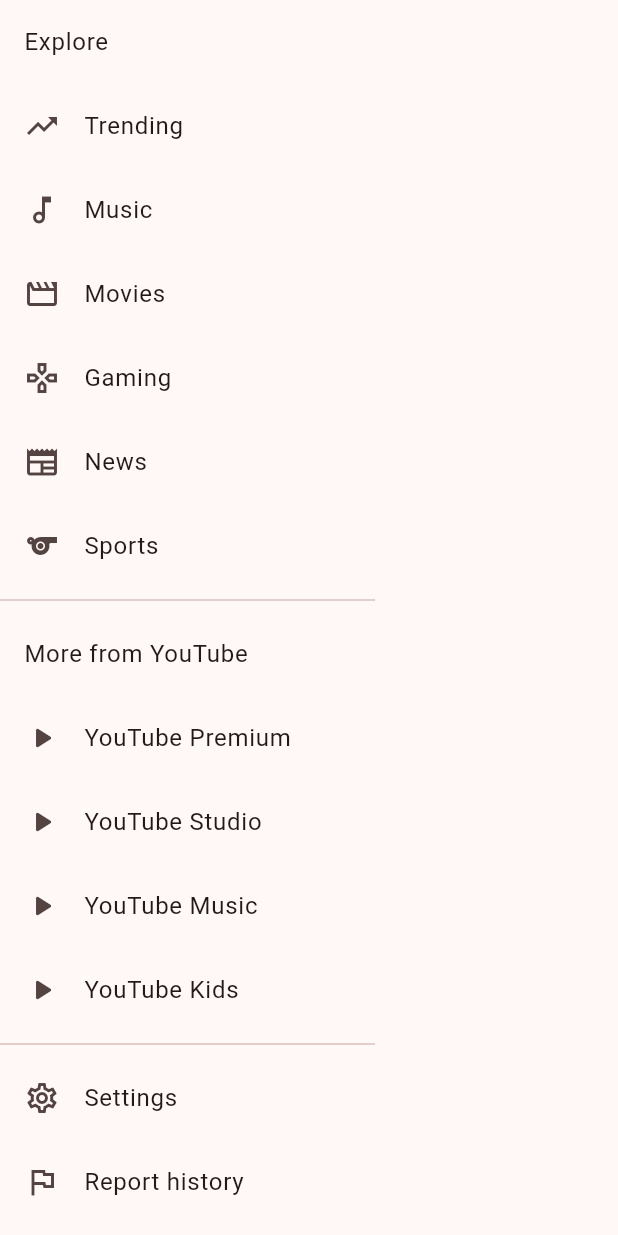
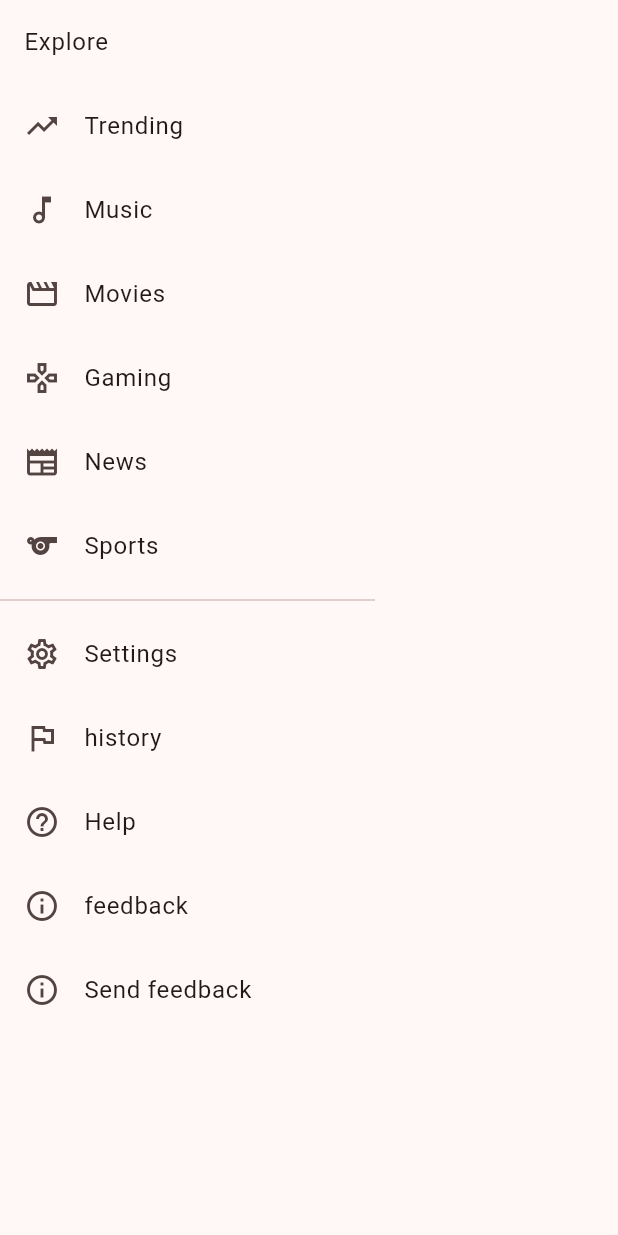
Before and after one commit to realino98/youtube_ui, a Flutter app: the Sidebar widget shown alone on an empty page, opened directly, on a phone screen of 412 x 824 dp. Run offline on Flutter 3.47's test engine with Material 2 defaults, Android fonts, the phone set to English and light mode, and no system bars; our stand-ins replace flutter_animate, youtube_player_iframe; missing offline and left inert: dart:html.

Commit message:
BR : Clean Code

```diff
--- a/lib/main.dart
+++ b/lib/main.dart
@@ -14,7 +14,7 @@ class MyApp extends StatelessWidget {
   @override
   Widget build(BuildContext context) {
     return MaterialApp(
-      title: 'Flutter Demo',
+      title: 'YouTube',
       theme: ThemeData(
         colorScheme: ColorScheme.fromSeed(
             seedColor: const Color.fromARGB(255, 139, 23, 15)),
--- a/lib/models/video_model.dart
+++ b/lib/models/video_model.dart
@@ -22,7 +22,8 @@ class Video {
   factory Video.fromMap(Map<String, dynamic> video) {
     return Video(
       id: video['id'],
-      profilePicture: video['snippet']['thumbnails']['default']['url'],
+      // profilePicture: video['snippet']['thumbnails']['default']['url'],
+      profilePicture: "",
       title: video['snippet']['title'] ?? 'title',
       thumbnail: video['snippet']['thumbnails']['medium']['url'],
       channelTitle: video['snippet']['channelTitle'],
--- a/lib/utils/sidebar.dart
+++ b/lib/utils/sidebar.dart
@@ -10,169 +10,31 @@ class Sidebar extends StatelessWidget {
       width: 250,
       child: ListView(
         children: [
-          // ListTile(
-          //   onTap: () {},
-          //   leading: Icon(Icons.home_outlined),
-          //   title: Text("Home"),
-          // ),
-          // ListTile(
-          //   onTap: () {},
-          //   leading: Icon(Icons.shortcut_outlined),
-          //   title: Text("Shorts"),
-          // ),
-          // ListTile(
-          //   onTap: () {},
-          //   leading: Icon(Icons.subscriptions_outlined),
-          //   title: Text("Subscription"),
-          // ),
-          // Divider(),
-          // ListTile(
-          //   onTap: () {},
-          //   leading: Icon(Icons.video_library_outlined),
-          //   title: Text("Library"),
-          // ),
-          // ListTile(
-          //   onTap: () {},
-          //   leading: Icon(Icons.history_outlined),
-          //   title: Text("History"),
-          // ),
-          // ListTile(
-          //   onTap: () {},
-          //   leading: Icon(Icons.video_file_outlined),
-          //   title: Text("Your Videos"),
-          // ),
-          // ListTile(
-          //   onTap: () {},
-          //   leading: Icon(Icons.watch_later_outlined),
-          //   title: Text("Watch Later"),
-          // ),
-          // ListTile(
-          //   onTap: () {},
-          //   leading: Icon(Icons.download_outlined),
-          //   title: Text("Downloads"),
-          // ),
-          // ListTile(
-          //   onTap: () {},
-          //   leading: Icon(Icons.thumb_up_outlined),
-          //   title: Text("Liked Videos"),
-          // ),
-          // ListTile(
-          //   onTap: () {},
-          //   leading: Icon(Icons.arrow_drop_down),
-          //   title: Text("Show more"),
-          // ),
-          // Divider(),
-          //Subscription
-          // ListTile(
-          //   title: Text("Subscription"),
-          // ),
-          // ListTile(
-          //   onTap: () {},
-          //   leading: Icon(Icons.circle_outlined),
-          //   title: Text("Username"),
-          //   trailing: Icon(Icons.broadcast_on_home),
-          // ),
-          // ListTile(
-          //   onTap: () {},
-          //   leading: Icon(Icons.circle_outlined),
-          //   title: Text("Username"),
-          //   trailing: Icon(Icons.broadcast_on_home),
-          // ),
-          // ListTile(
-          //   onTap: () {},
-          //   leading: Icon(Icons.circle_outlined),
-          //   title: Text("Username"),
-          //   trailing: Icon(Icons.broadcast_on_home),
-          // ),
-          // ListTile(
-          //   onTap: () {},
-          //   leading: Icon(Icons.arrow_drop_down),
-          //   title: Text("Show more"),
-          // ),
-          // Divider(),
-          //Explore
           ListTile(
             title: Text("Explore"),
           ),
-          ListTile(
-            onTap: () => onSelectedItem("Trending"),
-            leading: Icon(Icons.trending_up_outlined),
-            title: Text("Trending"),
-          ),
-          ListTile(
-            onTap: () => onSelectedItem("Music"),
-            leading: Icon(Icons.music_note_outlined),
-            title: Text("Music"),
-          ),
-          ListTile(
-            onTap: () {},
-            leading: Icon(Icons.movie_outlined),
-            title: Text("Movies"),
-          ),
-          ListTile(
-            onTap: () {},
-            leading: Icon(Icons.gamepad_outlined),
-            title: Text("Gaming"),
-          ),
-          ListTile(
-            onTap: () {},
-            leading: Icon(Icons.newspaper_outlined),
-            title: Text("News"),
-          ),
-          ListTile(
-            onTap: () {},
-            leading: Icon(Icons.sports_outlined),
-            title: Text("Sports"),
-          ),
-
+          listTile(Icons.trending_up_outlined, "Trending"),
+          listTile(Icons.music_note_outlined, "Music"),
+          listTile(Icons.movie_outlined, "Movies"),
+          listTile(Icons.gamepad_outlined, "Gaming"),
+          listTile(Icons.newspaper_outlined, "News"),
+          listTile(Icons.sports_outlined, "Sports"),
           Divider(),
-          //More from YouTube
-          ListTile(
-            title: Text("More from YouTube"),
-          ),
-          ListTile(
-            onTap: () {},
-            leading: Icon(Icons.play_arrow_rounded),
-            title: Text("YouTube Premium"),
-          ),
-          ListTile(
-            onTap: () {},
-            leading: Icon(Icons.play_arrow_rounded),
-            title: Text("YouTube Studio"),
-          ),
-          ListTile(
-            onTap: () {},
-            leading: Icon(Icons.play_arrow_rounded),
-            title: Text("YouTube Music"),
-          ),
-          ListTile(
-            onTap: () {},
-            leading: Icon(Icons.play_arrow_rounded),
-            title: Text("YouTube Kids"),
-          ),
-          Divider(),
-          ListTile(
-            onTap: () {},
-            leading: Icon(Icons.settings_outlined),
-            title: Text("Settings"),
-          ),
-          ListTile(
-            onTap: () {},
-            leading: Icon(Icons.flag_outlined),
-            title: Text("Report history"),
-          ),
-          ListTile(
-            onTap: () {},
-            leading: Icon(Icons.help_outline),
-            title: Text("Help"),
-          ),
-          ListTile(
-            onTap: () {},
-            leading: Icon(Icons.info_outline),
-            title: Text("Send feedback"),
-          ),
+          listTile(Icons.settings_outlined, "Settings"),
+          listTile(Icons.flag_outlined, "history"),
+          listTile(Icons.help_outline, "Help"),
+          listTile(Icons.info_outline, "feedback"),
+          listTile(Icons.info_outline, "Send feedback"),
         ].animate(interval: 100.ms, delay: 1000.ms).fade(duration: 300.ms),
       ),
     );
   }
+
+  ListTile listTile(IconData icon, String text) {
+    return ListTile(
+      onTap: () => onSelectedItem(text),
+      leading: Icon(icon),
+      title: Text(text),
+    );
+  }
 }
```
